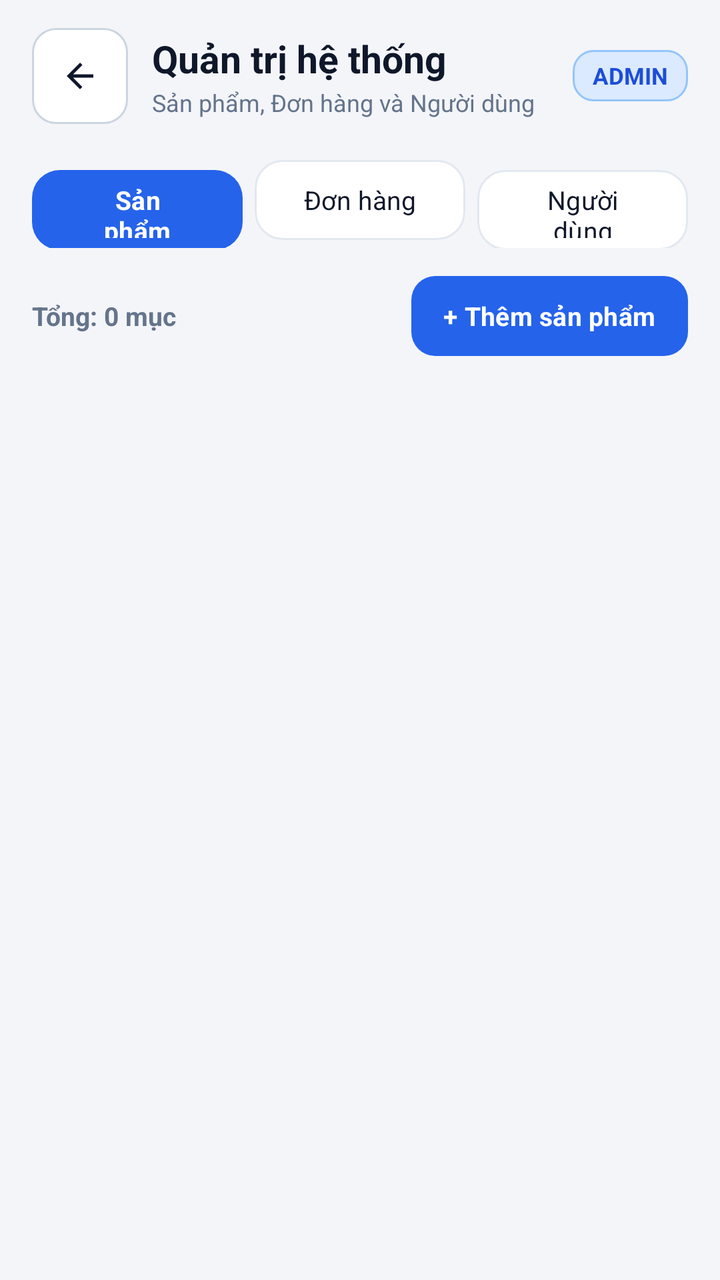
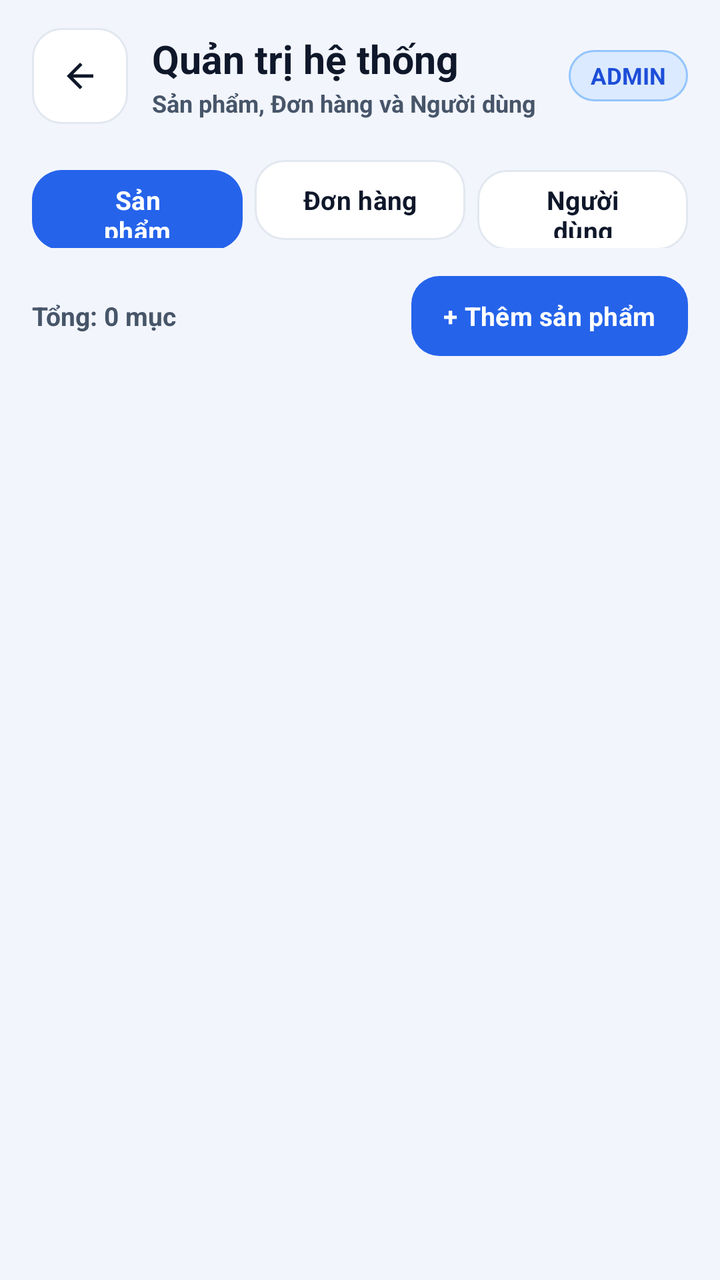

Compare the two renders of this Android layout. The source of the first and the diff that turns it into the second are given below.
<!-- AndroidManifest.xml: application theme Theme.MyApplication -->
<!-- res/layout/activity_admin_dashboard.xml -->
<?xml version="1.0" encoding="utf-8"?>
<LinearLayout xmlns:android="http://schemas.android.com/apk/res/android"
    xmlns:app="http://schemas.android.com/apk/res-auto"
    xmlns:tools="http://schemas.android.com/tools"
    android:id="@+id/rootAdminDashboard"
    android:layout_width="match_parent"
    android:layout_height="match_parent"
    android:background="@color/screen_background"
    android:orientation="vertical"
    android:paddingStart="16dp"
    android:paddingTop="12dp"
    android:paddingEnd="16dp"
    android:paddingBottom="12dp"
    tools:ignore="HardcodedText,TextContrastCheck,TouchTargetSizeCheck">

    
    <LinearLayout
        android:layout_width="match_parent"
        android:layout_height="wrap_content"
        android:gravity="center_vertical"
        android:orientation="horizontal"
        android:paddingTop="2dp"
        android:paddingBottom="6dp">

        <com.google.android.material.button.MaterialButton
            android:id="@+id/btnBack"
            android:layout_width="48dp"
            android:layout_height="48dp"
            android:clickable="true"
            android:contentDescription="Quay lại"
            android:focusable="true"
            android:insetLeft="0dp"
            android:insetTop="0dp"
            android:insetRight="0dp"
            android:insetBottom="0dp"
            android:minWidth="48dp"
            android:minHeight="48dp"
            android:padding="0dp"
            app:backgroundTint="@color/surface"
            app:cornerRadius="12dp"
            app:icon="@drawable/ic_arrow_left_24"
            app:iconGravity="textStart"
            app:iconPadding="0dp"
            app:iconSize="20dp"
            app:iconTint="@color/ink"
            app:strokeColor="@color/border_strong"
            app:strokeWidth="1dp" />

        <LinearLayout
            android:layout_width="0dp"
            android:layout_height="wrap_content"
            android:layout_marginStart="12dp"
            android:layout_weight="1"
            android:orientation="vertical">

            <TextView
                android:layout_width="wrap_content"
                android:layout_height="wrap_content"
                android:text="Quản trị hệ thống"
                android:textColor="@color/ink"
                android:textSize="19sp"
                android:textStyle="bold" />

            <TextView
                android:layout_width="wrap_content"
                android:layout_height="wrap_content"
                android:layout_marginTop="1dp"
                android:text="Sản phẩm, Đơn hàng và Người dùng"
                android:textColor="@color/text_secondary"
                android:textSize="12sp" />
        </LinearLayout>

        <TextView
            android:layout_width="wrap_content"
            android:layout_height="wrap_content"
            android:background="@drawable/bg_badge_primary"
            android:paddingStart="10dp"
            android:paddingTop="5dp"
            android:paddingEnd="10dp"
            android:paddingBottom="5dp"
            android:text="ADMIN"
            android:textColor="@color/primary_dark"
            android:textSize="11.5sp"
            android:textStyle="bold" />
    </LinearLayout>

    
    <LinearLayout
        android:layout_width="match_parent"
        android:layout_height="wrap_content"
        android:layout_marginTop="8dp"
        android:orientation="horizontal">

        <com.google.android.material.button.MaterialButton
            android:id="@+id/btnTabProducts"
            style="@style/Widget.Material3.Button.UnelevatedButton"
            android:layout_width="0dp"
            android:layout_height="48dp"
            android:layout_marginEnd="6dp"
            android:layout_weight="1"
            android:minHeight="48dp"
            android:text="Sản phẩm"
            android:textAllCaps="false"
            android:textColor="@color/white"
            android:textSize="13sp"
            android:textStyle="bold"
            app:backgroundTint="@color/primary"
            app:cornerRadius="14dp" />

        <com.google.android.material.button.MaterialButton
            android:id="@+id/btnTabOrders"
            style="@style/Widget.Material3.Button.OutlinedButton"
            android:layout_width="0dp"
            android:layout_height="48dp"
            android:layout_marginEnd="6dp"
            android:layout_weight="1"
            android:minHeight="48dp"
            android:text="Đơn hàng"
            android:textAllCaps="false"
            android:textColor="@color/ink"
            android:textSize="13sp"
            app:backgroundTint="@color/surface"
            app:cornerRadius="14dp"
            app:strokeColor="@color/border"
            app:strokeWidth="1dp" />

        <com.google.android.material.button.MaterialButton
            android:id="@+id/btnTabUsers"
            style="@style/Widget.Material3.Button.OutlinedButton"
            android:layout_width="0dp"
            android:layout_height="48dp"
            android:layout_weight="1"
            android:minHeight="48dp"
            android:text="Người dùng"
            android:textAllCaps="false"
            android:textColor="@color/ink"
            android:textSize="13sp"
            app:backgroundTint="@color/surface"
            app:cornerRadius="14dp"
            app:strokeColor="@color/border"
            app:strokeWidth="1dp" />
    </LinearLayout>

    
    <LinearLayout
        android:layout_width="match_parent"
        android:layout_height="wrap_content"
        android:layout_marginTop="10dp"
        android:gravity="center_vertical"
        android:orientation="horizontal">

        <TextView
            android:id="@+id/tvAdminSectionCount"
            android:layout_width="0dp"
            android:layout_height="wrap_content"
            android:layout_weight="1"
            android:text="Tổng: 0 mục"
            android:textColor="@color/text_secondary"
            android:textSize="13sp"
            android:textStyle="bold" />

        <com.google.android.material.button.MaterialButton
            android:id="@+id/btnAdminAdd"
            android:layout_width="wrap_content"
            android:layout_height="48dp"
            android:minHeight="48dp"
            android:paddingStart="16dp"
            android:paddingEnd="16dp"
            android:text="+ Thêm sản phẩm"
            android:textAllCaps="false"
            android:textColor="@color/white"
            android:textSize="13sp"
            android:textStyle="bold"
            app:backgroundTint="@color/primary"
            app:cornerRadius="12dp" />
    </LinearLayout>

    <androidx.recyclerview.widget.RecyclerView
        android:id="@+id/rvAdminList"
        android:layout_width="match_parent"
        android:layout_height="0dp"
        android:layout_marginTop="10dp"
        android:layout_weight="1"
        android:clipToPadding="false"
        android:paddingStart="2dp"
        android:paddingTop="2dp"
        android:paddingEnd="2dp"
        android:paddingBottom="10dp" />

    <TextView
        android:id="@+id/tvAdminEmpty"
        android:layout_width="match_parent"
        android:layout_height="0dp"
        android:layout_weight="1"
        android:gravity="center"
        android:text="Chưa có dữ liệu"
        android:textColor="@color/text_secondary"
        android:textSize="14sp"
        android:visibility="gone" />

</LinearLayout>
<!-- resources referenced by this layout -->
<resources>
  <color name="border">#E2E8F0</color>
  <color name="border_strong">#CBD5E1</color>
  <color name="ink">#0F172A</color>
  <color name="primary">#2563EB</color>
  <color name="primary_dark">#1D4ED8</color>
  <color name="screen_background">#F4F5F9</color>
  <color name="surface">#FFFFFFFF</color>
  <color name="text_secondary">#64748B</color>
  <color name="white">#FFFFFFFF</color>
  <!-- drawable bg_badge_primary (drawable) -->
  <?xml version="1.0" encoding="utf-8"?>
  <shape xmlns:android="http://schemas.android.com/apk/res/android" android:shape="rectangle">
      <solid android:color="#DBEAFE" />
      <stroke
          android:width="1dp"
          android:color="#93C5FD" />
      <corners android:radius="10dp" />
  </shape>
  <!-- drawable ic_arrow_left_24 (drawable) -->
  <?xml version="1.0" encoding="utf-8"?>
  <vector xmlns:android="http://schemas.android.com/apk/res/android" android:width="24dp" android:height="24dp" android:viewportWidth="24" android:viewportHeight="24">
      <path android:fillColor="#FF0F172A" android:pathData="M20,11H7.83l5.59,-5.59L12,4l-8,8 8,8 1.41,-1.41L7.83,13H20v-2z" />
  </vector>
  <style name="Theme.MyApplication" parent="Base.Theme.MyApplication" />
  <style name="Base.Theme.MyApplication" parent="Theme.Material3.Light.NoActionBar">
          <item name="colorPrimary">@color/primary</item>
          <item name="colorOnPrimary">@color/white</item>
          <item name="colorPrimaryContainer">@color/primary_soft</item>
          <item name="colorOnPrimaryContainer">@color/primary_dark</item>
          <item name="colorSecondaryContainer">@color/primary_soft</item>
          <item name="colorOnSecondaryContainer">@color/primary_dark</item>
          <item name="colorSurface">@color/surface</item>
          <item name="colorOnSurface">@color/ink</item>
          <item name="colorSurfaceVariant">@color/surface_subtle</item>
          <item name="colorOnSurfaceVariant">@color/text_secondary</item>
          <item name="colorOutline">@color/border_strong</item>
          <item name="elevationOverlayEnabled">false</item>
          <item name="android:fontFamily">sans-serif</item>
          <item name="android:windowLightStatusBar">true</item>
          <item name="android:statusBarColor">@color/screen_background</item>
          <item name="android:navigationBarColor">@color/screen_background</item>
          <item name="android:windowLightNavigationBar" tools:targetApi="27">true</item>
          <item name="android:windowActionModeOverlay">true</item>
      </style>
  <color name="primary_soft">#EFF6FF</color>
  <color name="surface_subtle">#F1F5F9</color>
</resources>

<!-- the commit's change to res/layout/activity_admin_dashboard.xml (unified diff, before → after) -->
@@ -37,13 +37,13 @@
             android:minHeight="48dp"
             android:padding="0dp"
             app:backgroundTint="@color/surface"
-            app:cornerRadius="12dp"
+            app:cornerRadius="15dp"
             app:icon="@drawable/ic_arrow_left_24"
             app:iconGravity="textStart"
             app:iconPadding="0dp"
             app:iconSize="20dp"
             app:iconTint="@color/ink"
-            app:strokeColor="@color/border_strong"
+            app:strokeColor="@color/border"
             app:strokeWidth="1dp" />
 
         <LinearLayout
@@ -58,7 +58,7 @@
                 android:layout_height="wrap_content"
                 android:text="Quản trị hệ thống"
                 android:textColor="@color/ink"
-                android:textSize="19sp"
+                android:textSize="19.5sp"
                 android:textStyle="bold" />
 
             <TextView
@@ -67,16 +67,17 @@
                 android:layout_marginTop="1dp"
                 android:text="Sản phẩm, Đơn hàng và Người dùng"
                 android:textColor="@color/text_secondary"
-                android:textSize="12sp" />
+                android:textSize="12sp"
+                android:textStyle="bold" />
         </LinearLayout>
 
         <TextView
             android:layout_width="wrap_content"
             android:layout_height="wrap_content"
             android:background="@drawable/bg_badge_primary"
-            android:paddingStart="10dp"
+            android:paddingStart="11dp"
             android:paddingTop="5dp"
-            android:paddingEnd="10dp"
+            android:paddingEnd="11dp"
             android:paddingBottom="5dp"
             android:text="ADMIN"
             android:textColor="@color/primary_dark"
@@ -105,7 +106,7 @@
             android:textSize="13sp"
             android:textStyle="bold"
             app:backgroundTint="@color/primary"
-            app:cornerRadius="14dp" />
+            app:cornerRadius="15dp" />
 
         <com.google.android.material.button.MaterialButton
             android:id="@+id/btnTabOrders"
@@ -119,8 +120,9 @@
             android:textAllCaps="false"
             android:textColor="@color/ink"
             android:textSize="13sp"
+            android:textStyle="bold"
             app:backgroundTint="@color/surface"
-            app:cornerRadius="14dp"
+            app:cornerRadius="15dp"
             app:strokeColor="@color/border"
             app:strokeWidth="1dp" />
 
@@ -135,8 +137,9 @@
             android:textAllCaps="false"
             android:textColor="@color/ink"
             android:textSize="13sp"
+            android:textStyle="bold"
             app:backgroundTint="@color/surface"
-            app:cornerRadius="14dp"
+            app:cornerRadius="15dp"
             app:strokeColor="@color/border"
             app:strokeWidth="1dp" />
     </LinearLayout>
@@ -172,7 +175,7 @@
             android:textSize="13sp"
             android:textStyle="bold"
             app:backgroundTint="@color/primary"
-            app:cornerRadius="12dp" />
+            app:cornerRadius="14dp" />
     </LinearLayout>
 
     <androidx.recyclerview.widget.RecyclerView
@@ -182,6 +185,7 @@
         android:layout_marginTop="10dp"
         android:layout_weight="1"
         android:clipToPadding="false"
+        android:overScrollMode="never"
         android:paddingStart="2dp"
         android:paddingTop="2dp"
         android:paddingEnd="2dp"
@@ -196,6 +200,7 @@
         android:text="Chưa có dữ liệu"
         android:textColor="@color/text_secondary"
         android:textSize="14sp"
+        android:textStyle="bold"
         android:visibility="gone" />
 
 </LinearLayout>
<!-- resource entries referenced after the edit -->
@@ -5,9 +5,9 @@
   <color name="ink">#0F172A</color>
   <color name="primary">#2563EB</color>
   <color name="primary_dark">#1D4ED8</color>
-  <color name="screen_background">#F4F5F9</color>
+  <color name="screen_background">#F2F5FC</color>
   <color name="surface">#FFFFFFFF</color>
-  <color name="text_secondary">#64748B</color>
+  <color name="text_secondary">#475569</color>
   <color name="white">#FFFFFFFF</color>
   <!-- drawable bg_badge_primary (drawable) -->
   <?xml version="1.0" encoding="utf-8"?>
@@ -16,7 +16,7 @@
       <stroke
           android:width="1dp"
           android:color="#93C5FD" />
-      <corners android:radius="10dp" />
+      <corners android:radius="100dp" />
   </shape>
   <!-- drawable ic_arrow_left_24 (drawable) -->
   <?xml version="1.0" encoding="utf-8"?>
@@ -29,7 +29,9 @@
           <item name="colorOnPrimary">@color/white</item>
           <item name="colorPrimaryContainer">@color/primary_soft</item>
           <item name="colorOnPrimaryContainer">@color/primary_dark</item>
-          <item name="colorSecondaryContainer">@color/primary_soft</item>
+          <item name="colorSecondary">@color/accent_indigo</item>
+          <item name="colorOnSecondary">@color/white</item>
+          <item name="colorSecondaryContainer">@color/accent_indigo_soft</item>
           <item name="colorOnSecondaryContainer">@color/primary_dark</item>
           <item name="colorSurface">@color/surface</item>
           <item name="colorOnSurface">@color/ink</item>
@@ -45,6 +47,8 @@
           <item name="android:windowActionModeOverlay">true</item>
       </style>
   <color name="primary_soft">#EFF6FF</color>
-  <color name="surface_subtle">#F1F5F9</color>
+  <color name="accent_indigo">#4F46E5</color>
+  <color name="accent_indigo_soft">#EEF2FF</color>
+  <color name="surface_subtle">#EEF2FA</color>
 </resources>
 
